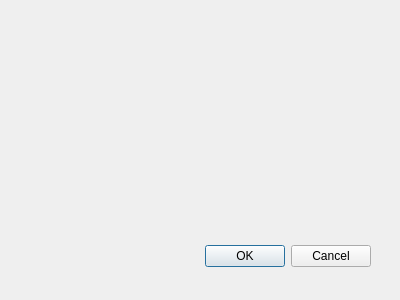
Qt form projekt_2/projekt_2_dialog_base.ui (Em2510/projekt_2) before a commit.
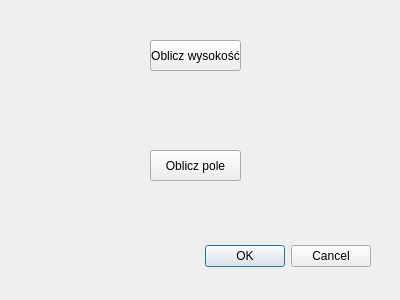
The same form after that commit.

```diff
--- a/projekt_2/projekt_2_dialog_base.ui
+++ b/projekt_2/projekt_2_dialog_base.ui
@@ -28,6 +28,58 @@
     <set>QDialogButtonBox::Cancel|QDialogButtonBox::Ok</set>
    </property>
   </widget>
+  <widget class="QPushButton" name="pushButton_wysokosc">
+   <property name="geometry">
+    <rect>
+     <x>150</x>
+     <y>40</y>
+     <width>91</width>
+     <height>31</height>
+    </rect>
+   </property>
+   <property name="text">
+    <string>Oblicz wysokość</string>
+   </property>
+  </widget>
+  <widget class="QPushButton" name="pushButton_pole">
+   <property name="geometry">
+    <rect>
+     <x>150</x>
+     <y>150</y>
+     <width>91</width>
+     <height>31</height>
+    </rect>
+   </property>
+   <property name="text">
+    <string>Oblicz pole</string>
+   </property>
+  </widget>
+  <widget class="QLabel" name="label_wysokosc">
+   <property name="geometry">
+    <rect>
+     <x>150</x>
+     <y>90</y>
+     <width>91</width>
+     <height>31</height>
+    </rect>
+   </property>
+   <property name="text">
+    <string/>
+   </property>
+  </widget>
+  <widget class="QLabel" name="label_pole">
+   <property name="geometry">
+    <rect>
+     <x>150</x>
+     <y>190</y>
+     <width>91</width>
+     <height>31</height>
+    </rect>
+   </property>
+   <property name="text">
+    <string/>
+   </property>
+  </widget>
  </widget>
  <resources/>
  <connections>
```
Left out of the diff: 41 changed lines with no effect on the pictures.
